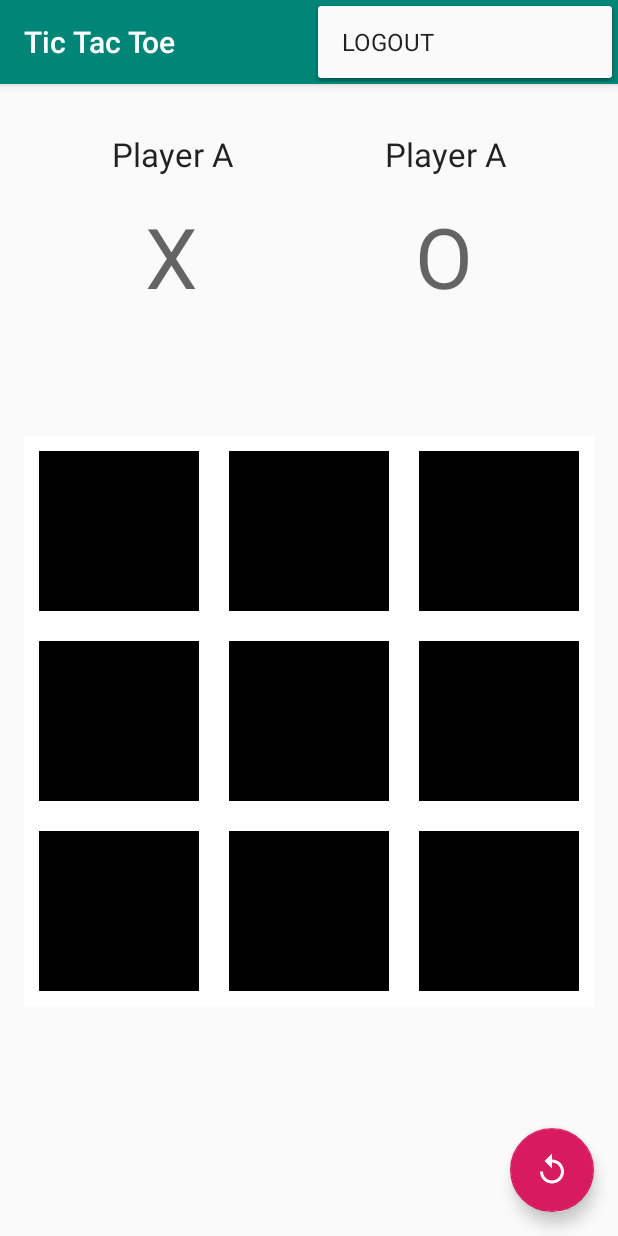
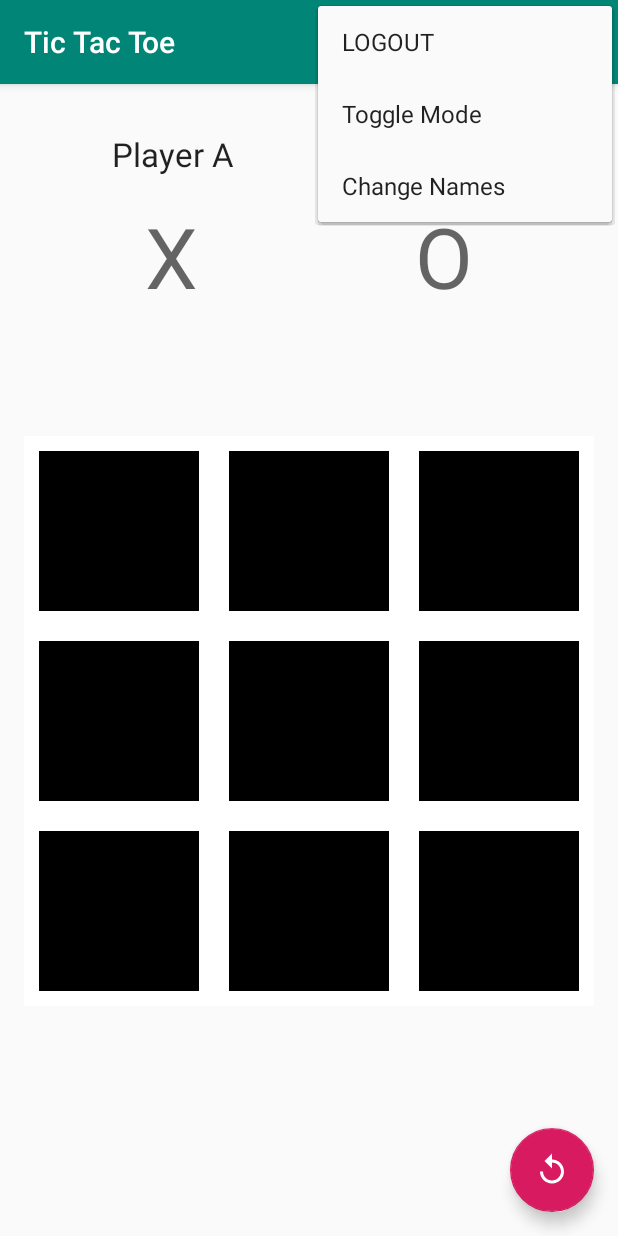
Before and after one commit to SalaiPraga/SOP-3-TTT, an Android app: the screen it shows after launch (MainActivity), with the options menu open, on a phone screen of 412 x 824 dp. Run offline under Robolectric (Android 15) with nearby library versions, the phone set to English and light mode, and no system bars; our stand-ins replace Firebase (no records; nobody signed in at launch, a user with empty details on screens opened directly); libraries missing offline, so code that uses them is left out: com.firebase.ui; 1 statement that could not run was skipped.

```diff
--- a/app/src/main/res/menu/menu_main.xml
+++ b/app/src/main/res/menu/menu_main.xml
@@ -8,6 +8,16 @@
     android:title="LOGOUT"
     app:showAsAction="never" />
     <item
+        android:id="@+id/switchMode"
+        android:orderInCategory="100"
+        android:title="Toggle Mode"
+        app:showAsAction="never" />
+    <item
+        android:id="@+id/changeNames"
+        android:orderInCategory="100"
+        android:title="Change Names"
+        app:showAsAction="never" />
+    <item
         android:id="@+id/reset"
         android:orderInCategory="100"
         android:title="RESET"
```
Also changed, not shown: app/src/main/java/com/example/tictactoe/MainActivity.kt (+56 -5 lines), app/src/main/java/com/example/tictactoe/MyDrawView.java (+72 -2 lines), 1 other file.
